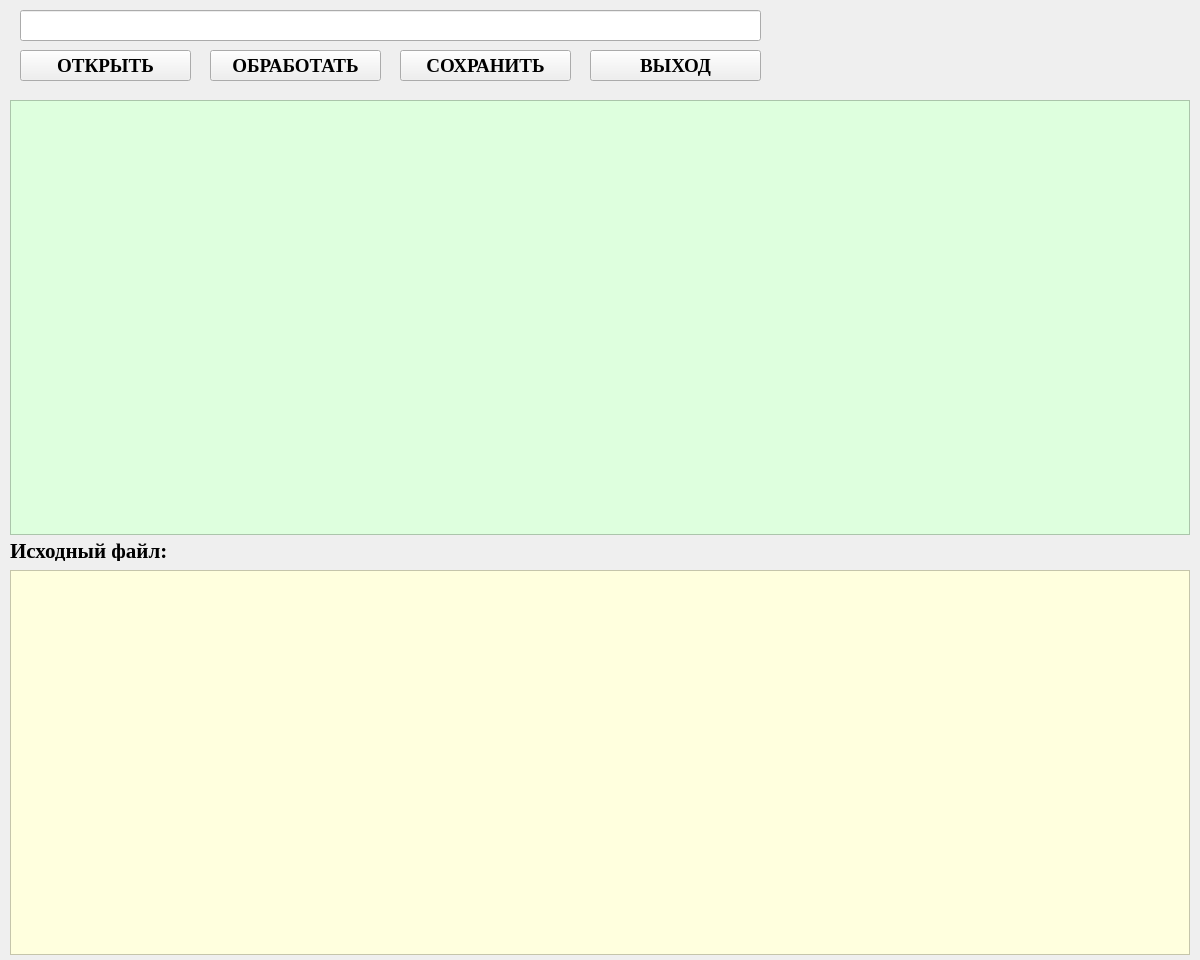
SquizzyMan/ReportParser, file mainwindow.ui: the form before one commit.
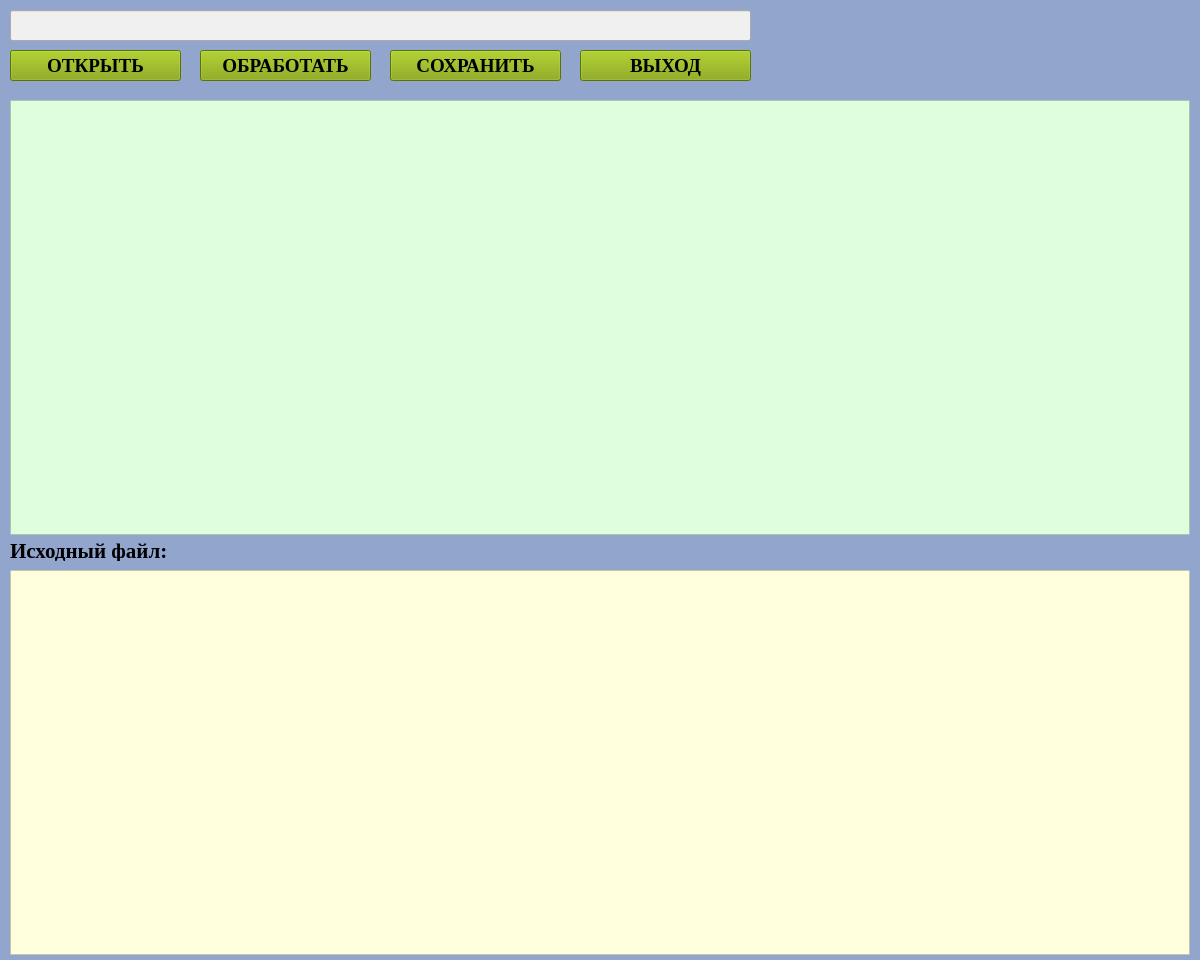
The form after the commit.

What changed in the file:
```diff
--- a/mainwindow.ui
+++ b/mainwindow.ui
@@ -24,13 +24,16 @@
   </property>
   <property name="font">
    <font>
-    <weight>75</weight>
-    <bold>true</bold>
+    <weight>50</weight>
+    <bold>false</bold>
    </font>
   </property>
   <property name="windowTitle">
    <string>MainWindow</string>
   </property>
+  <property name="styleSheet">
+   <string notr="true">background-color: rgb(146, 165, 205);</string>
+  </property>
   <widget class="QWidget" name="centralWidget">
    <widget class="QTextEdit" name="textEdit">
     <property name="geometry">
@@ -69,7 +72,7 @@
    <widget class="QPushButton" name="openButton">
     <property name="geometry">
      <rect>
-      <x>20</x>
+      <x>10</x>
       <y>50</y>
       <width>171</width>
       <height>31</height>
@@ -83,6 +86,9 @@
       <bold>true</bold>
      </font>
     </property>
+    <property name="styleSheet">
+     <string notr="true">background-color: rgb(128, 162, 0);</string>
+    </property>
     <property name="text">
      <string>ОТКРЫТЬ</string>
     </property>
@@ -90,7 +96,7 @@
    <widget class="QPushButton" name="genegateButton">
     <property name="geometry">
      <rect>
-      <x>210</x>
+      <x>200</x>
       <y>50</y>
       <width>171</width>
       <height>31</height>
@@ -104,6 +110,9 @@
       <bold>true</bold>
      </font>
     </property>
+    <property name="styleSheet">
+     <string notr="true">background-color: rgb(128, 162, 0);</string>
+    </property>
     <property name="text">
      <string>ОБРАБОТАТЬ</string>
     </property>
@@ -111,7 +120,7 @@
    <widget class="QPushButton" name="saveButton">
     <property name="geometry">
      <rect>
-      <x>400</x>
+      <x>390</x>
       <y>50</y>
       <width>171</width>
       <height>31</height>
@@ -125,6 +134,9 @@
       <bold>true</bold>
      </font>
     </property>
+    <property name="styleSheet">
+     <string notr="true">background-color: rgb(128, 162, 0);</string>
+    </property>
     <property name="text">
      <string>СОХРАНИТЬ</string>
     </property>
@@ -132,7 +144,7 @@
    <widget class="QPushButton" name="exitButton">
     <property name="geometry">
      <rect>
-      <x>590</x>
+      <x>580</x>
       <y>50</y>
       <width>171</width>
       <height>31</height>
@@ -146,6 +158,9 @@
       <bold>true</bold>
      </font>
     </property>
+    <property name="styleSheet">
+     <string notr="true">background-color: rgb(128, 162, 0);</string>
+    </property>
     <property name="text">
      <string>ВЫХОД</string>
     </property>
@@ -153,7 +168,7 @@
    <widget class="QLineEdit" name="lineEdit">
     <property name="geometry">
      <rect>
-      <x>20</x>
+      <x>10</x>
       <y>10</y>
       <width>741</width>
       <height>31</height>
@@ -165,6 +180,9 @@
       <pointsize>14</pointsize>
      </font>
     </property>
+    <property name="styleSheet">
+     <string notr="true">background-color: rgb(240, 240, 240);</string>
+    </property>
     <property name="readOnly">
      <bool>true</bool>
     </property>
```
Left out of the diff: 3 changed lines with no effect on the pictures.
